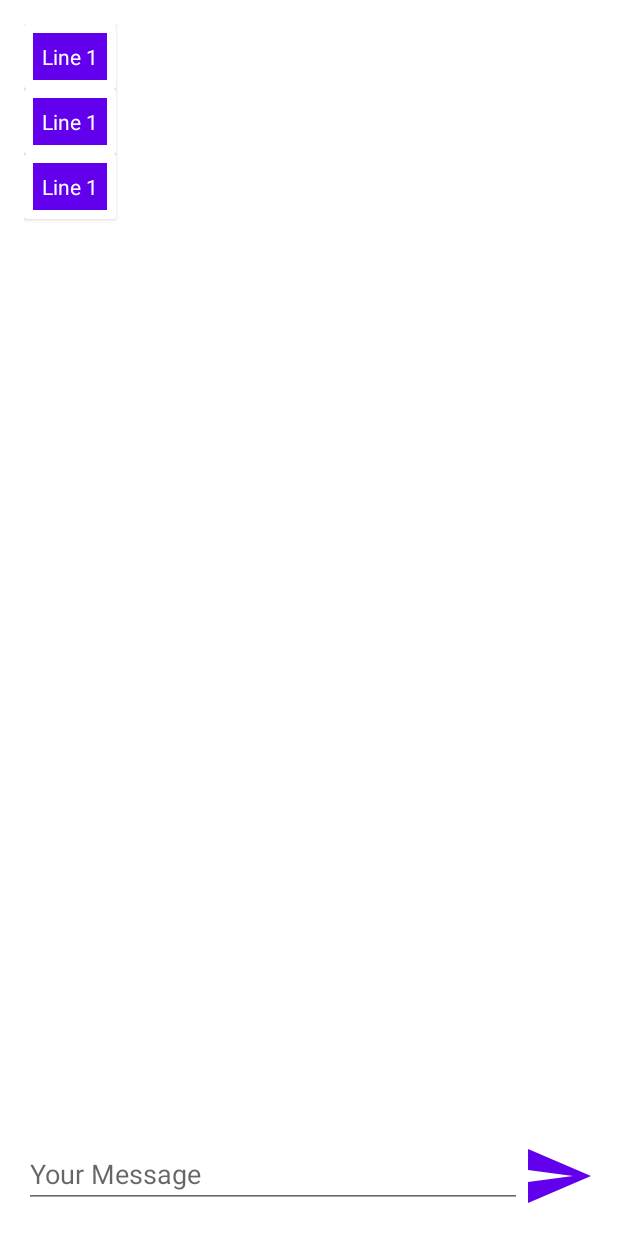
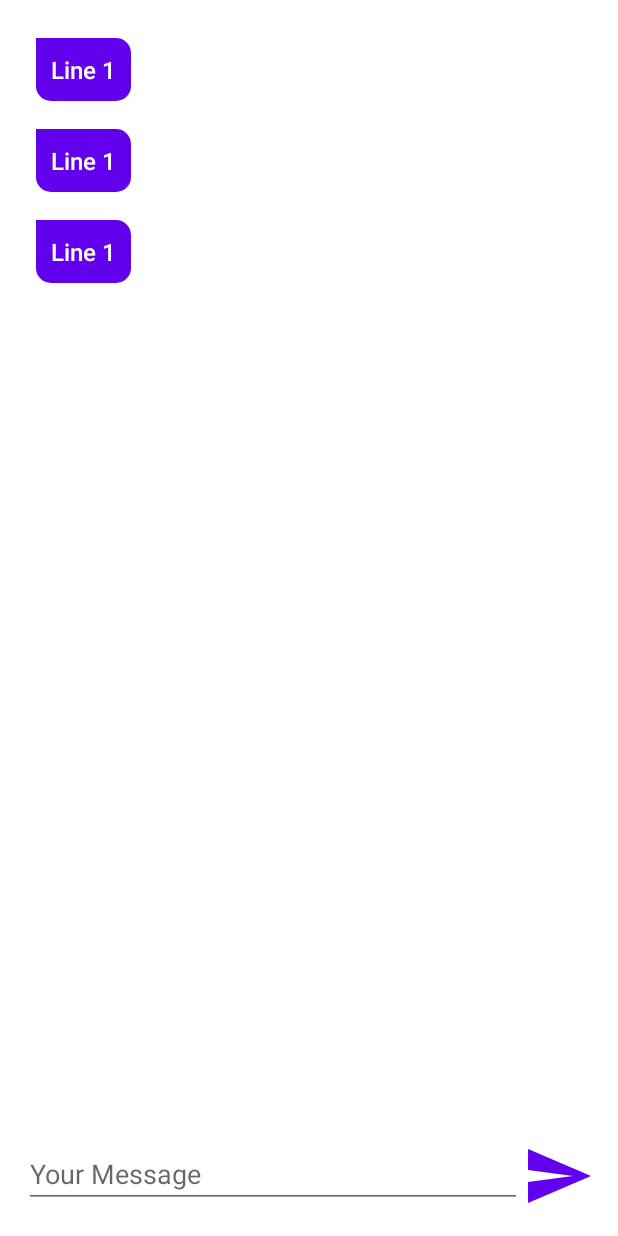
Before and after one commit to LeopoldStraub/SimpleChatbot, an Android app: the layout activity_chat.xml on its own in the app's theme, with its tools: preview values and no code run, on a phone screen of 412 x 824 dp. Run offline under Robolectric (Android 15) with nearby library versions, the phone set to English and light mode, and no system bars.

Commit message:
UI changes

```diff
--- a/app/src/main/java/com/example/simplechatbot/ChatActivity.java
+++ b/app/src/main/java/com/example/simplechatbot/ChatActivity.java
@@ -1,6 +1,7 @@
 package com.example.simplechatbot;
 
 import android.content.Intent;
+import android.graphics.Canvas;
 import android.os.Bundle;
 import android.view.Menu;
 import android.view.MenuInflater;
@@ -50,6 +51,7 @@ public class ChatActivity extends AppCompatActivity {
         recyclerView.setLayoutManager(linearLayoutManager);
         recyclerView.setHasFixedSize(true);
 
+
        ChatAdapter adapter = new ChatAdapter(this,chats);
         recyclerView.setAdapter(adapter);
 
@@ -85,6 +87,7 @@ public class ChatActivity extends AppCompatActivity {
                                      @Override
                                      public void run() {
                                          adapter.notifyDataSetChanged();
+                                         recyclerView.smoothScrollToPosition(chats.size());
                                      }
                                  });
 
--- /dev/null
+++ b/app/src/main/res/drawable/chat_left_shape.xml
@@ -0,0 +1,22 @@
+<?xml version="1.0" encoding="utf-8"?>
+<shape xmlns:android="http://schemas.android.com/apk/res/android"
+    android:shape="rectangle">
+
+    <corners
+        android:topLeftRadius="0dp"
+        android:topRightRadius="10dp"
+        android:bottomLeftRadius="10dp"
+        android:bottomRightRadius="10dp"
+        />
+    <solid
+        android:color="@color/purple_500"
+        />
+    <padding
+        android:left="0dp"
+        android:top="0dp"
+        android:right="0dp"
+        android:bottom="0dp"
+        />
+
+
+</shape>
--- a/app/src/main/res/layout/chat_item.xml
+++ b/app/src/main/res/layout/chat_item.xml
@@ -1,7 +1,12 @@
 <?xml version="1.0" encoding="utf-8"?>
 <androidx.cardview.widget.CardView xmlns:android="http://schemas.android.com/apk/res/android"
-  android:layout_width="wrap_content"
-    android:layout_height="wrap_content">
+    android:layout_width="wrap_content"
+    android:layout_height="wrap_content"
+    xmlns:app="http://schemas.android.com/apk/res-auto"
+    xmlns:card_view="http://schemas.android.com/apk/res-auto"
+    app:cardPreventCornerOverlap="false"
+    app:cardUseCompatPadding="true"
+    card_view:cardElevation="0dp">
 
         <RelativeLayout
             android:layout_width="wrap_content"
@@ -12,12 +17,15 @@
                 android:id="@+id/text_view_chat_item_right"
                 android:layout_width="wrap_content"
                 android:layout_height="wrap_content"
+                android:minHeight="32dp"
                 android:textAlignment="center"
                 android:text="Line 1"
                 android:textColor="@color/white"
-                android:background="@color/purple_500"
+                android:textSize="16sp"
+                android:fontFamily="sans-serif-medium"
+                android:background="@drawable/chat_left_shape"
                 android:layout_gravity="center"
-                android:padding="6dp"
+                android:padding="10dp"
                 android:layout_margin="6dp"
                 android:layout_alignParentStart="true"
                 />
```
Also changed, not shown: app/src/main/res/drawable/chat_right_shape.xml (added, +22 -0 lines), app/src/main/res/layout/chat_item_left.xml (+11 -4 lines).
